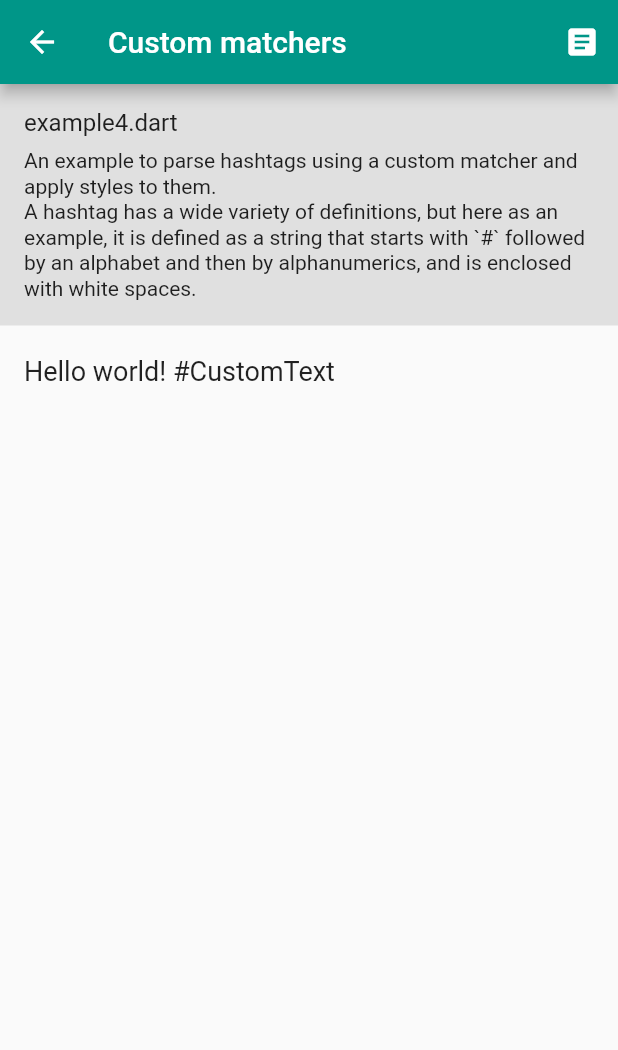
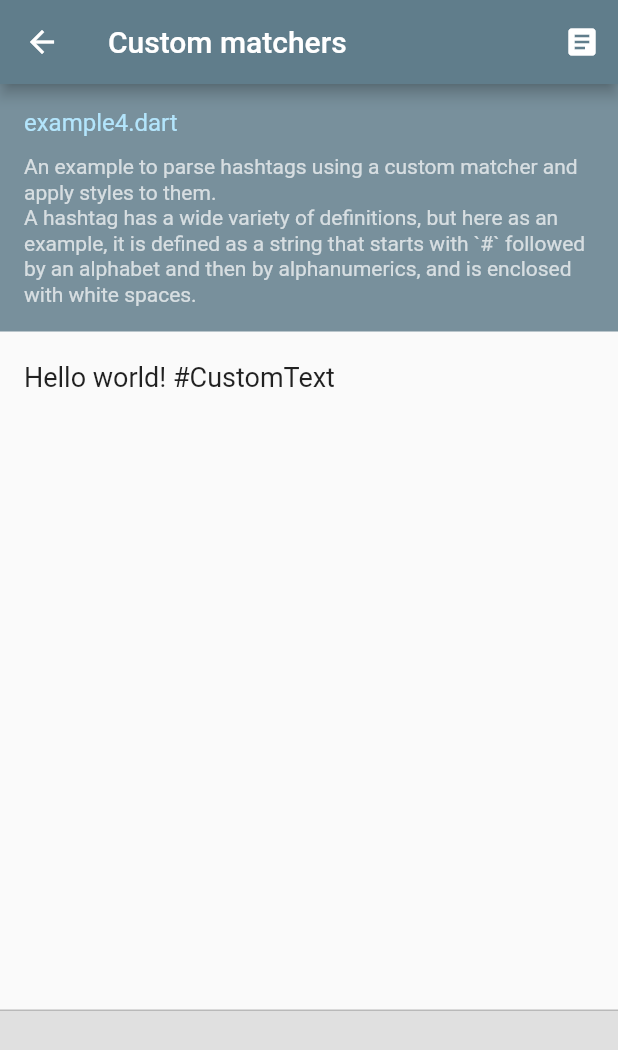
Before and after one commit to kaboc/flutter_custom_text, a Flutter app: the screen it shows after launch, after a tap on "Custom matchers", on a phone screen of 412 x 824 dp. Shown: the top 1050 px of the screen. Run offline on Flutter 3.47's test engine with Material 2 defaults, Android fonts, the phone set to English and light mode, and no system bars; our stand-ins replace google_fonts; missing offline and left inert: text_parser; project files that could hold a hidden picture were left out.

Commit message:
Improve example app

```diff
--- /dev/null
+++ b/example/lib/example_page.dart
@@ -0,0 +1,225 @@
+import 'dart:async';
+import 'package:flutter/material.dart';
+
+import 'package:custom_text_example/widgets/appbar.dart';
+import 'package:custom_text_example/widgets/description.dart';
+
+class ExamplePage extends StatefulWidget {
+  const ExamplePage(
+    this.title,
+    this.filename,
+    this.description,
+    this.builder, {
+    this.hasOutput = true,
+    this.additionalInfo,
+  });
+
+  final String title;
+  final String filename;
+  final String description;
+  final Widget Function(void Function(String)) builder;
+  final bool hasOutput;
+  final String? additionalInfo;
+
+  @override
+  _ExamplePageState createState() => _ExamplePageState();
+}
+
+class _ExamplePageState extends State<ExamplePage> {
+  final _result = <String>[];
+
+  late final StreamController<String> _controller = StreamController<String>()
+    ..stream.listen((v) => _updateOutput(v));
+
+  final _scrollController = ScrollController();
+
+  @override
+  void dispose() {
+    _controller.close();
+    _scrollController.dispose();
+    super.dispose();
+  }
+
+  void _updateOutput(String value) {
+    setState(() => _result.add(value));
+    WidgetsBinding.instance!.addPostFrameCallback((_) {
+      _scrollController.animateTo(
+        _scrollController.position.maxScrollExtent,
+        curve: Curves.linear,
+        duration: const Duration(milliseconds: 80),
+      );
+    });
+  }
+
+  @override
+  Widget build(BuildContext context) {
+    final description = Description(
+      widget.description,
+      filename: widget.filename,
+    );
+
+    return Scaffold(
+      appBar: appBar(context, title: widget.title, filename: widget.filename),
+      body: LayoutBuilder(
+        builder: (context, constraints) {
+          return constraints.maxWidth > constraints.maxHeight
+              ? _HorizontalLayout(
+                  maxWidth: constraints.maxWidth,
+                  description: description,
+                  example: _example(),
+                  output: _output(),
+                )
+              : _VerticalLayout(
+                  maxHeight: constraints.maxHeight,
+                  description: description,
+                  example: _example(),
+                  output: _output(),
+                );
+        },
+      ),
+    );
+  }
+
+  Widget _example() {
+    return Padding(
+      padding: const EdgeInsets.all(16.0),
+      child: Column(
+        crossAxisAlignment: CrossAxisAlignment.start,
+        children: [
+          widget.builder((v) => _controller.sink.add(v)),
+          if (widget.additionalInfo != null) ...[
+            const SizedBox(height: 32.0),
+            Text(
+              widget.additionalInfo!,
+              style: Theme.of(context)
+                  .textTheme
+                  .bodyText1!
+                  .copyWith(color: Colors.black38),
+            )
+          ],
+        ],
+      ),
+    );
+  }
+
+  Widget _output() {
+    return DefaultTextStyle(
+      style: Theme.of(context).textTheme.bodyText1!,
+      child: ColoredBox(
+        color: Colors.grey.shade300,
+        child: Scrollbar(
+          controller: _scrollController,
+          isAlwaysShown: true,
+          child: SingleChildScrollView(
+            controller: _scrollController,
+            child: Padding(
+              padding: const EdgeInsets.all(16.0),
+              child: widget.hasOutput
+                  ? Text(
+                      _result.join('\n'),
+                    )
+                  : const Text(
+                      'Tapping on text in this example '
+                      'does not print anything here.',
+                      style: TextStyle(color: Colors.black38),
+                    ),
+            ),
+          ),
+        ),
+      ),
+    );
+  }
+}
+
+class _HorizontalLayout extends StatelessWidget {
+  const _HorizontalLayout({
+    required this.maxWidth,
+    required this.description,
+    required this.example,
+    required this.output,
+  });
+
+  final double maxWidth;
+  final Description description;
+  final Widget example;
+  final Widget output;
+
+  @override
+  Widget build(BuildContext context) {
+    final paneWidth = (maxWidth ~/ 2).toDouble();
+
+    return Row(
+      crossAxisAlignment: CrossAxisAlignment.start,
+      children: [
+        SizedBox(
+          width: paneWidth - 1.0,
+          child: SingleChildScrollView(
+            child: Column(
+              crossAxisAlignment: CrossAxisAlignment.start,
+              children: [
+                description,
+                example,
+              ],
+            ),
+          ),
+        ),
+        const VerticalDivider(
+          width: 1.0,
+          thickness: 1.0,
+          color: Colors.black26,
+        ),
+        SizedBox(
+          width: paneWidth,
+          height: double.infinity,
+          child: output,
+        ),
+      ],
+    );
+  }
+}
+
+class _VerticalLayout extends StatelessWidget {
+  const _VerticalLayout({
+    required this.maxHeight,
+    required this.description,
+    required this.example,
+    required this.output,
+  });
+
+  final double maxHeight;
+  final Description description;
+  final Widget example;
+  final Widget output;
+
+  @override
+  Widget build(BuildContext context) {
+    return SingleChildScrollView(
+      child: ConstrainedBox(
+        constraints: BoxConstraints(
+          minHeight: maxHeight,
+        ),
+        child: IntrinsicHeight(
+          child: Column(
+            crossAxisAlignment: CrossAxisAlignment.start,
+            children: [
+              description,
+              Expanded(
+                child: example,
+              ),
+              const Divider(
+                height: 1.0,
+                thickness: 1.0,
+                color: Colors.black26,
+              ),
+              SizedBox(
+                width: double.infinity,
+                height: 150.0,
+                child: output,
+              ),
+            ],
+          ),
+        ),
+      ),
+    );
+  }
+}
--- a/example/lib/examples/example4.dart
+++ b/example/lib/examples/example4.dart
@@ -2,35 +2,21 @@ import 'package:flutter/material.dart';
 
 import 'package:custom_text/custom_text.dart';
 
-import 'package:custom_text_example/widgets/appbar.dart';
-import 'package:custom_text_example/widgets/description.dart';
+class Example4 extends StatelessWidget {
+  const Example4(this.output);
 
-class Example4 extends StatelessWidget {
-  const Example4(this.title, this.filename, this.description);
-
-  final String title;
-  final String filename;
-  final String description;
+  final void Function(String) output;
 
   @override
   Widget build(BuildContext context) {
-    return Scaffold(
-      appBar: appBar(context, title: title, filename: filename),
-      body: ListView(
-        children: [
-          Description(description, filename: filename),
-          const Padding(
-            padding: EdgeInsets.all(16.0),
-            child: CustomText(
-              'Hello world! #CustomText',
-              definitions: [
-                TextDefinition(matcher: HashTagMatcher()),
-              ],
-              matchStyle: TextStyle(color: Colors.lightBlue),
-            ),
-          ),
-        ],
-      ),
+    return CustomText(
+      'Hello world! #CustomText',
+      definitions: const [
+        TextDefinition(matcher: HashTagMatcher()),
+      ],
+      matchStyle: const TextStyle(color: Colors.lightBlue),
+      tapStyle: const TextStyle(color: Colors.lightGreen),
+      onTap: (_, tag) => output(tag),
     );
   }
 }
--- a/example/lib/main.dart
+++ b/example/lib/main.dart
@@ -1,5 +1,6 @@
 import 'package:flutter/material.dart';
 
+import 'package:custom_text_example/example_page.dart';
 import 'package:custom_text_example/examples/example1.dart';
 import 'package:custom_text_example/examples/example2.dart';
 import 'package:custom_text_example/examples/example3.dart';
@@ -15,9 +16,13 @@ class MyApp extends StatelessWidget {
     return MaterialApp(
       title: 'CustomText Demo',
       theme: ThemeData(
-        primarySwatch: Colors.teal,
+        primarySwatch: Colors.blueGrey,
         textTheme: const TextTheme(
+          bodyText1: TextStyle(fontWeight: FontWeight.normal, height: 1.2),
           bodyText2: TextStyle(fontSize: 18.0, height: 1.5),
+        ),
+        appBarTheme: const AppBarTheme(
+          brightness: Brightness.dark,
         ),
       ),
       home: Scaffold(
@@ -28,39 +33,45 @@ class MyApp extends StatelessWidget {
           children: [
             _ListTile(
               title: 'Simple',
-              builder: (title) => Example1(
+              builder: (title) => ExamplePage(
                 title,
                 'example1.dart',
-                'A very basic example with URLs and email addresses styled.\n'
-                    'They are not tappable in this example.',
+                'A very basic example to apply a colour to URLs and email '
+                    'addresses.\nThey are not tappable in this example.',
+                (_) => const Example1(),
+                hasOutput: false,
               ),
             ),
             _ListTile(
               title: 'Unique styles and actions',
-              builder: (title) => Example2(
+              builder: (title) => ExamplePage(
                 title,
                 'example2.dart',
                 'An example to apply styles to URLs, email addresses and '
                     'phone numbers, and enable them to be tapped / '
                     'long-tapped.\n'
-                    'All of the three are styled, but only phone numbers '
-                    'among them are given unique `matchStyle` and `tapStyle`.',
+                    'Phone numbers are styled differently according to '
+                    'the `matchStyle` and `tapStyle` set in the definition. ',
+                (outputFunc) => Example2(outputFunc),
+                additionalInfo:
+                    'Try tapping / long-tapping on coloured strings.',
               ),
             ),
             _ListTile(
               title: 'Overwritten match pattern',
-              builder: (title) => Example3(
+              builder: (title) => ExamplePage(
                 title,
                 'example3.dart',
                 'An example to overwrite the default match pattern of '
                     '`TelMatcher`.\n'
                     'The new pattern regards only the `{3 digits}-{4 digits}'
                     '-{4 digits}` format as a phone number.',
+                (outputFunc) => Example3(outputFunc),
               ),
             ),
             _ListTile(
               title: 'Custom matchers',
-              builder: (title) => Example4(
+              builder: (title) => ExamplePage(
                 title,
                 'example4.dart',
                 'An example to parse hashtags using a custom matcher and '
@@ -69,24 +80,27 @@ class MyApp extends StatelessWidget {
                     'as an example, it is defined as a string that starts '
                     'with `#` followed by an alphabet and then by '
                     'alphanumerics, and is enclosed with white spaces.',
+                (outputFunc) => Example4(outputFunc),
               ),
             ),
             _ListTile(
               title: 'SelectiveDefinition',
-              builder: (title) => Example5(
+              builder: (title) => ExamplePage(
                 title,
                 'example5.dart',
-                  'An example to parse markdown-style links, like [label](url) '
+                'An example to parse markdown-style links, like `[label](url)` '
                     'using `SelectiveDefinition`, and make them tappable.\n'
                     'Each of the string shown in the widget and the string '
                     'passed to the tap callbacks is selected individually '
-                      'from the fragments (`groups`) that have matched the'
+                    'from the fragments (`groups`) that have matched the '
                     'patterns enclosed with parentheses within the match '
-                      'pattern.'),
+                    'pattern.',
+                (outputFunc) => Example5(outputFunc),
+              ),
             ),
             _ListTile(
               title: 'SpanDefinition',
-              builder: (title) => Example6(
+              builder: (title) => ExamplePage(
                 title,
                 'example6.dart',
                 'An example to show both strings and icons using '
@@ -96,6 +110,7 @@ class MyApp extends StatelessWidget {
                     'The function is provided with matched string and groups, '
                     'so it is possible to construct an `InlineSpan` flexibly '
                     'with them.',
+                (outputFunc) => Example6(outputFunc),
               ),
             ),
           ],
@@ -115,7 +130,7 @@ class _ListTile extends StatelessWidget {
   Widget build(BuildContext context) {
     return ListTile(
       title: Text(title),
-      trailing: const Icon(Icons.arrow_forward),
+      trailing: const Icon(Icons.chevron_right),
       onTap: () => Navigator.of(context).push<void>(
         MaterialPageRoute(builder: (_) => builder(title)),
       ),
--- a/example/lib/widgets/description.dart
+++ b/example/lib/widgets/description.dart
@@ -12,15 +12,12 @@ class Description extends StatelessWidget {
 
   @override
   Widget build(BuildContext context) {
-    return Container(
-      width: double.infinity,
-      color: Colors.grey.shade300,
-      padding: const EdgeInsets.all(16.0),
-      child: DefaultTextStyle(
-        style: Theme.of(context)
-            .textTheme
-            .bodyText2!
-            .copyWith(fontSize: 14.0, height: 1.2),
+    return DefaultTextStyle(
+      style: Theme.of(context).textTheme.bodyText1!,
+      child: Container(
+        width: double.infinity,
+        color: Colors.blueGrey.shade400,
+        padding: const EdgeInsets.all(16.0),
         child: Column(
           crossAxisAlignment: CrossAxisAlignment.start,
           children: [
@@ -30,11 +27,10 @@ class Description extends StatelessWidget {
                 TextDefinition(
                   matcher: const _FilenameMatcher(),
                   matchStyle: const TextStyle(
-                    color: Colors.teal,
                     fontWeight: FontWeight.bold,
                     decoration: TextDecoration.underline,
                   ),
-                  tapStyle: TextStyle(color: Colors.teal.shade300),
+                  tapStyle: const TextStyle(),
                   onTap: (filename) => Navigator.of(context).push<void>(
                     MaterialPageRoute(
                       builder: (_) => CodeViewPage(filename: filename),
@@ -42,9 +38,12 @@ class Description extends StatelessWidget {
                   ),
                 ),
               ],
-              style: const TextStyle(fontSize: 16.0),
+              style: TextStyle(
+                fontSize: 16.0,
+                color: Colors.lightBlue.shade100,
+              ),
             ),
-            const SizedBox(height: 8.0),
+            const SizedBox(height: 12.0),
             CustomText(
               description,
               definitions: [
@@ -52,12 +51,13 @@ class Description extends StatelessWidget {
                   matcher: const _CodeMatcher(),
                   labelSelector: (groups) => groups[0] ?? '',
                   matchStyle: const TextStyle(
-                    color: Colors.indigo,
-                    // fontWeight: FontWeight.w500,
+                    color: Colors.white,
+                    fontWeight: FontWeight.bold,
                     fontStyle: FontStyle.italic,
                   ),
                 ),
               ],
+              style: const TextStyle(color: Colors.white70),
             ),
           ],
         ),
```
Also changed, not shown: example/lib/code_view_page.dart (+7 -9 lines), example/lib/examples/example1.dart (+2 -20 lines), example/lib/examples/example2.dart (+8 -24 lines), example/lib/examples/example3.dart (+6 -21 lines), example/lib/examples/example5.dart (+6 -22 lines), example/lib/examples/example6.dart (+24 -23 lines), 5 other files. Lines whose indentation alone changed are shown as unchanged.
